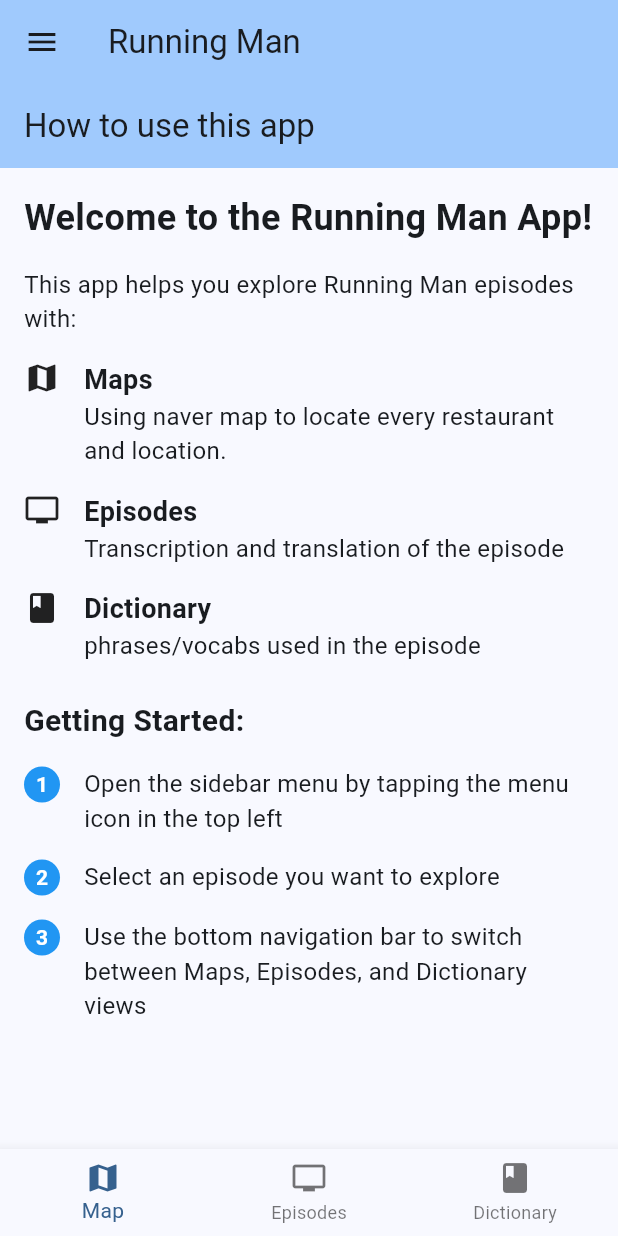
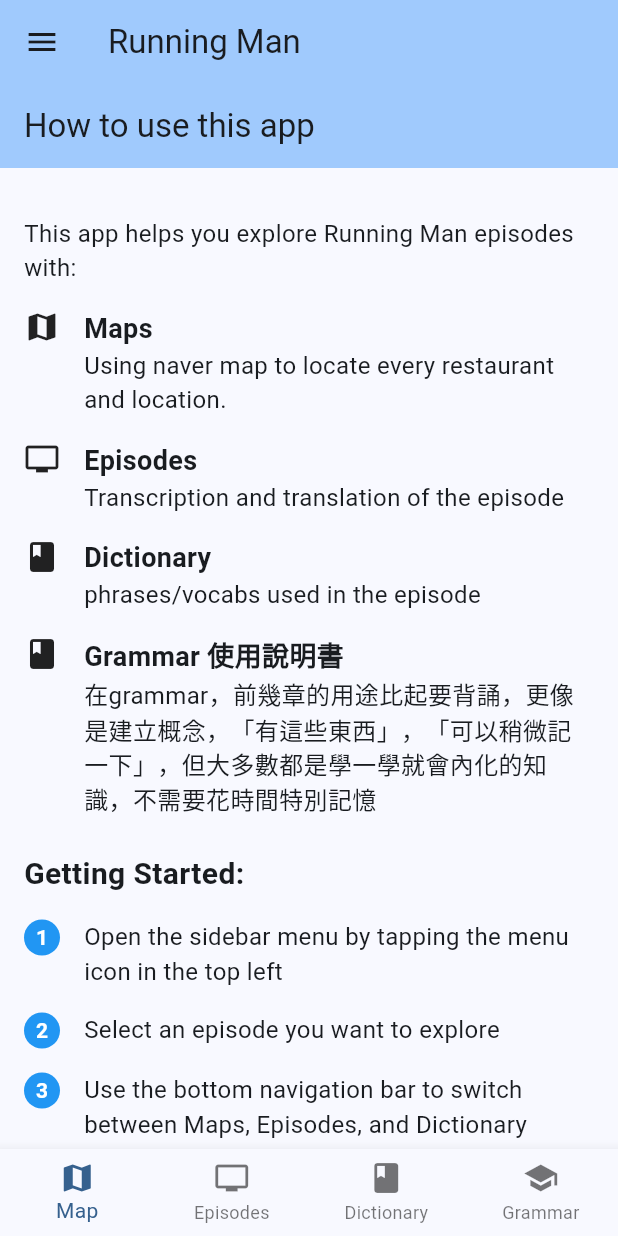
Before and after one commit to tsungyou/RunningmanApp, a Flutter app: the screen it shows after launch, on a phone screen of 412 x 824 dp. Run offline on Flutter 3.47's test engine with Material 3 defaults, Android fonts, the light colour scheme and no system bars.

Commit message:
update grammar1:

```diff
--- /dev/null
+++ b/runningman_app/lib/grammar/grammars.dart
@@ -0,0 +1,2 @@
+export '1.dart';
+export '2.dart';
--- /dev/null
+++ b/runningman_app/lib/grammar_data.dart
@@ -0,0 +1,7 @@
+import 'package:flutter/material.dart';
+import 'grammar/grammars.dart' as grammar;
+
+Map<String, Widget> grammarData = {
+  '敬語1: 動詞後綴': grammar.Grammar1(),
+  '敬語2: 名詞後綴': grammar.Grammar2(),
+};
--- a/runningman_app/lib/instruction.dart
+++ b/runningman_app/lib/instruction.dart
@@ -16,13 +16,6 @@
           child: Column(
             crossAxisAlignment: CrossAxisAlignment.start,
             children: [
-              const Text(
-                'Welcome to the Running Man App!',
-                style: TextStyle(
-                  fontSize: 24,
-                  fontWeight: FontWeight.bold,
-                ),
-              ),
               const SizedBox(height: 16),
               const Text(
                 'This app helps you explore Running Man episodes with:',
@@ -45,6 +38,12 @@
                 icon: Icons.book,
                 title: 'Dictionary',
                 description: 'phrases/vocabs used in the episode',
+              ),
+              const SizedBox(height: 16),
+              _buildFeatureSection(
+                icon: Icons.book,
+                title: 'Grammar 使用說明書',
+                description: '在grammar，前幾章的用途比起要背誦，更像是建立概念，「有這些東西」，「可以稍微記一下」，但大多數都是學一學就會內化的知識，不需要花時間特別記憶',
               ),
               const SizedBox(height: 24),
               const Text(
--- a/runningman_app/lib/main.dart
+++ b/runningman_app/lib/main.dart
@@ -1,6 +1,7 @@
 import 'package:flutter/material.dart';
 import 'episode_data.dart';
 import 'instruction.dart';
+import 'grammar_data.dart';
 
 void main() {
   runApp(const MyApp());
@@ -33,23 +34,39 @@
   int _mainPageIndex = 0;
   bool _initPage = true;
   int _episodeIndex = 0;
+  int _grammarIndex = 0;
+  bool _isGrammarMode = false;
 
   final Map<String, Map<String, Widget>> _episodes = episodeData;
+  final Map<String, Widget> _grammars = grammarData;
   void _onBottomNavTapped(int index) {
     setState(() {
       _mainPageIndex = index;
       _initPage = false;
+      if (index == 3) { // Grammar tab
+        _isGrammarMode = true;
+      } else {
+        _isGrammarMode = false;
+      }
     });
   }
 
-  void _onSidebarTapped(String episodeTitle) {
+  void _onSidebarTapped(String title) {
     setState(() {
-      _episodeIndex = _episodes.keys.toList().indexOf(episodeTitle);
+      if (_isGrammarMode) {
+        _grammarIndex = _grammars.keys.toList().indexOf(title);
+      } else {
+        _episodeIndex = _episodes.keys.toList().indexOf(title);
+      }
       _initPage = false;
     });
   }
 
   Widget _getCurrentPage() {
+    if (_isGrammarMode) {
+      return _grammars.values.elementAt(_grammarIndex);
+    }
+
     final episodeTitle = _episodes.keys.elementAt(_episodeIndex);
     final episodeData = _episodes[episodeTitle]!;
     if (_initPage) {
@@ -90,6 +107,15 @@
                 ),
               ),
             ),
+            if (_isGrammarMode)
+              ..._grammars.keys.map((grammarTitle) => ListTile(
+                    title: Text(grammarTitle),
+                    onTap: () {
+                      _onSidebarTapped(grammarTitle);
+                      Navigator.pop(context);
+                    },
+                  )).toList()
+            else
               ..._episodes.keys.map((episodeTitle) => ListTile(
                     title: Text(episodeTitle),
                     onTap: () {
@@ -117,9 +143,14 @@
             icon: Icon(Icons.book),
             label: 'Dictionary',
           ),
+          BottomNavigationBarItem(
+            icon: Icon(Icons.school),
+            label: 'Grammar',
+          ),
         ],
         currentIndex: _mainPageIndex,
         onTap: _onBottomNavTapped,
+        type: BottomNavigationBarType.fixed,
       ),
     );
   }
```
Also changed, not shown: runningman_app/lib/grammar/1.dart (added, +40 -0 lines), runningman_app/lib/grammar/2.dart (added, +10 -0 lines), runningman_app/lib/models/description.dart (added, +49 -0 lines), runningman_app/lib/models/table.dart (added, +49 -0 lines), runningman_app/lib/episode_data.dart (line endings or trailing spaces). Lines whose indentation alone changed are shown as unchanged.
